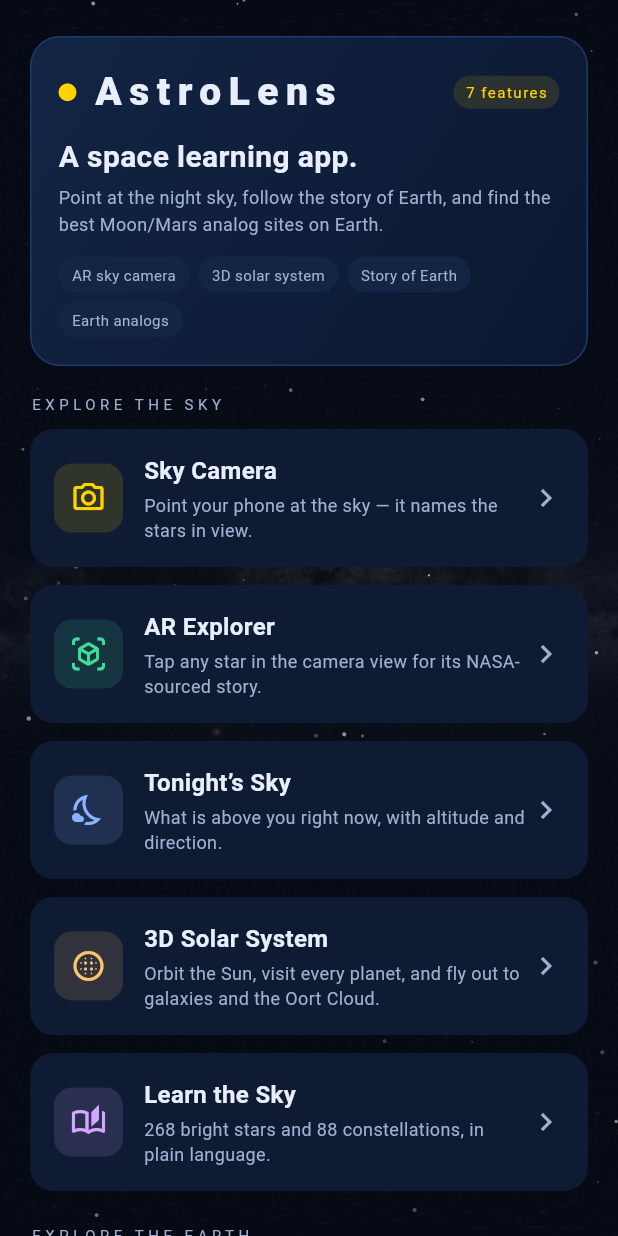
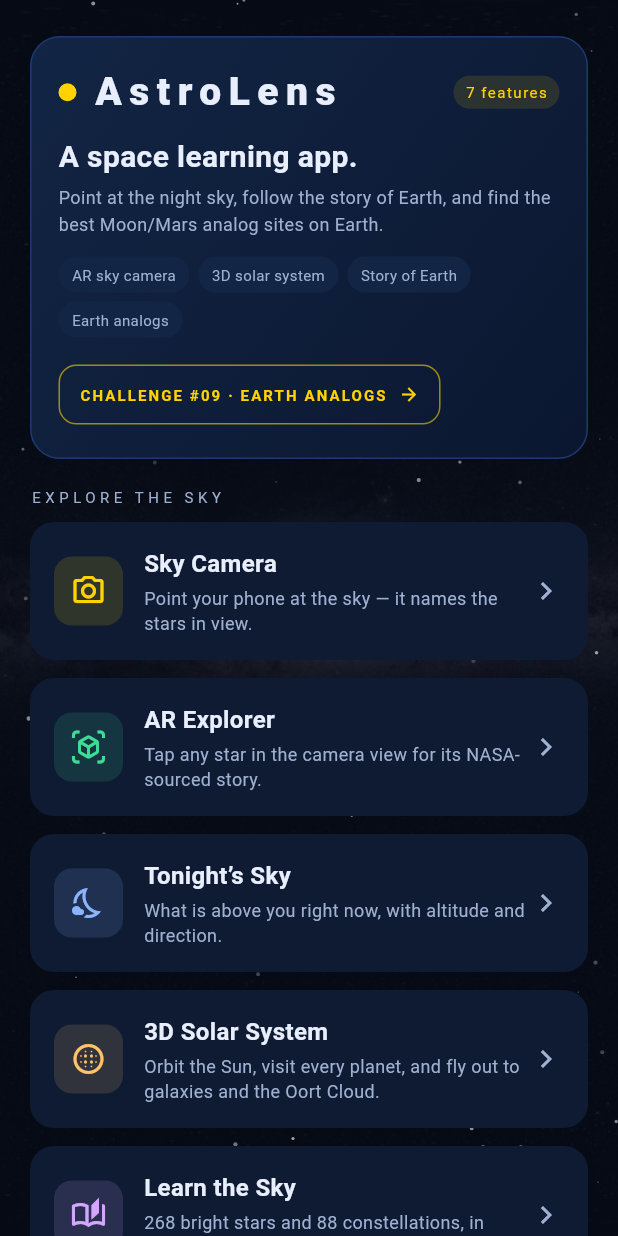
Before and after one commit to sushant-me/roamer, a Flutter app: the screen it shows after launch, on a phone screen of 412 x 824 dp. Run offline on Flutter 3.47's test engine with Material 3 defaults, Android fonts, the phone set to English and light mode, and no system bars; our stand-ins replace camera, geolocator, sensors_plus; project files that could hold a hidden picture were left out.

Commit message:
home: challenge #09 CTA in hero; rebuild web + share assets

```diff
--- a/lib/space.dart
+++ b/lib/space.dart
@@ -220,6 +220,21 @@ class HomeScreen extends StatelessWidget {
                 Wrap(spacing: 6, runSpacing: 6, children: [
                   _chip('AR sky camera'), _chip('3D solar system'), _chip('Story of Earth'), _chip('Earth analogs'),
                 ]),
+                const SizedBox(height: 14),
+                OutlinedButton(
+                  onPressed: () => Navigator.of(context).push(MaterialPageRoute(builder: (_) => buildAnalog())),
+                  style: OutlinedButton.styleFrom(
+                    foregroundColor: kAccent,
+                    side: BorderSide(color: kAccent.withValues(alpha: .6)),
+                    padding: const EdgeInsets.symmetric(horizontal: 14, vertical: 10),
+                    shape: RoundedRectangleBorder(borderRadius: BorderRadius.circular(12)),
+                  ),
+                  child: const Row(mainAxisSize: MainAxisSize.min, children: [
+                    Text('CHALLENGE #09 · EARTH ANALOGS', style: TextStyle(fontSize: 10, letterSpacing: 1.4, fontWeight: FontWeight.w700)),
+                    SizedBox(width: 8),
+                    Icon(Icons.arrow_forward, size: 14),
+                  ]),
+                ),
               ]),
             ),
             const SizedBox(height: 18),
@@ -274,7 +289,7 @@ class HomeScreen extends StatelessWidget {
             ),
             _FeatureCard(
               title: 'Earth Analogs',
-              subtitle: 'Where on Earth should we test Moon/Mars hardware next?',
+              subtitle: 'The challenge answer — 34 sites and a survey-gap ranking.',
               icon: Icons.public,
               tint: Color(0xFFFF9F43),
               onTap: () => Navigator.of(context).push(MaterialPageRoute(builder: (_) => buildAnalog())),
```
Also changed, not shown: docs/share/poster.png (deleted), 2 other files.
